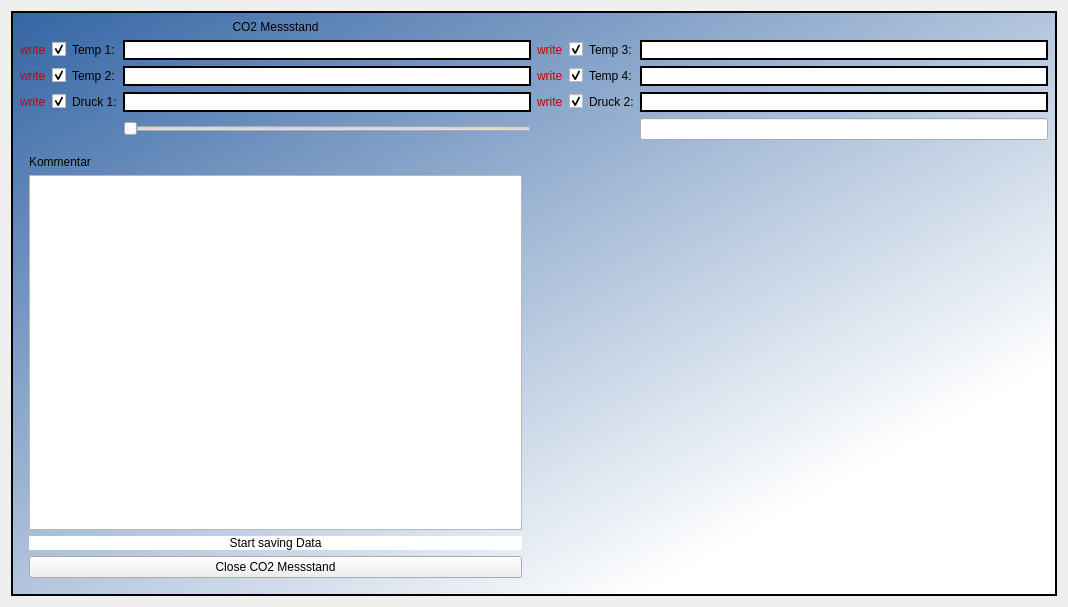
This is form.ui in JSchulzG/PiXtend-CO2Messstand as Qt 5 draws it before an edit. The edited form follows.
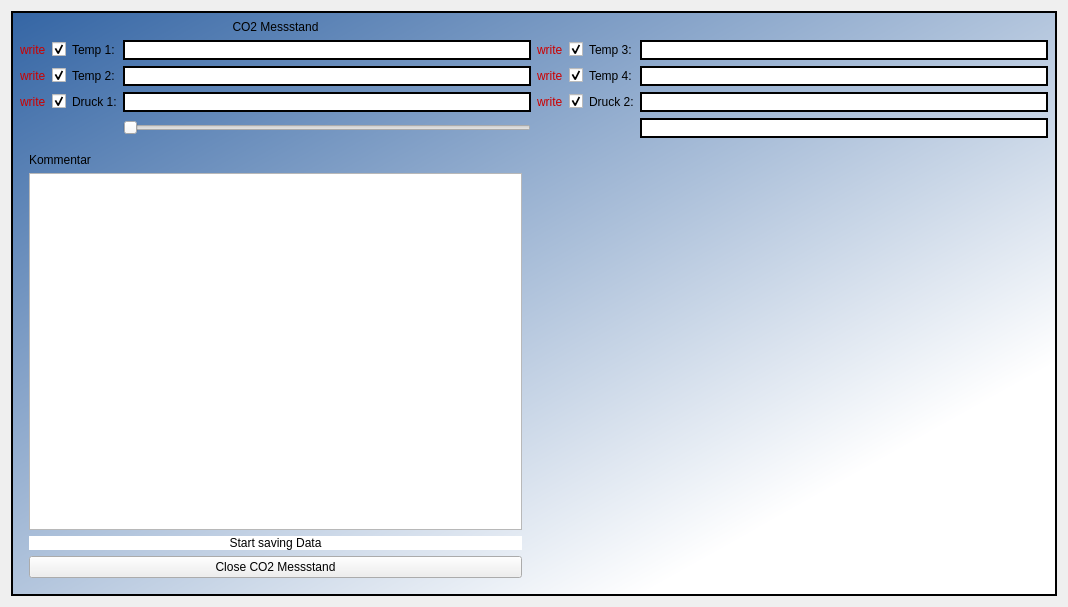
This is the edited form.

Commit message: form hinzufuegen von Positions Anzeige und Slider.

Patch:
```diff
--- a/form.ui
+++ b/form.ui
@@ -311,7 +311,13 @@
        </widget>
       </item>
       <item row="7" column="7">
-       <widget class="QLineEdit" name="lineEdit"/>
+       <widget class="QLineEdit" name="valuePosition">
+        <property name="styleSheet">
+         <string notr="true">font: 500 12pt &quot;Ubuntu&quot;;
+border-color: rgb(0, 0, 0);
+border: 2px solid;</string>
+        </property>
+       </widget>
       </item>
       <item row="8" column="4" colspan="4">
        <widget class="QWidget" name="plot2Widget" native="true"/>
```
Left out of the diff: 6 changed lines with no effect on the pictures.
